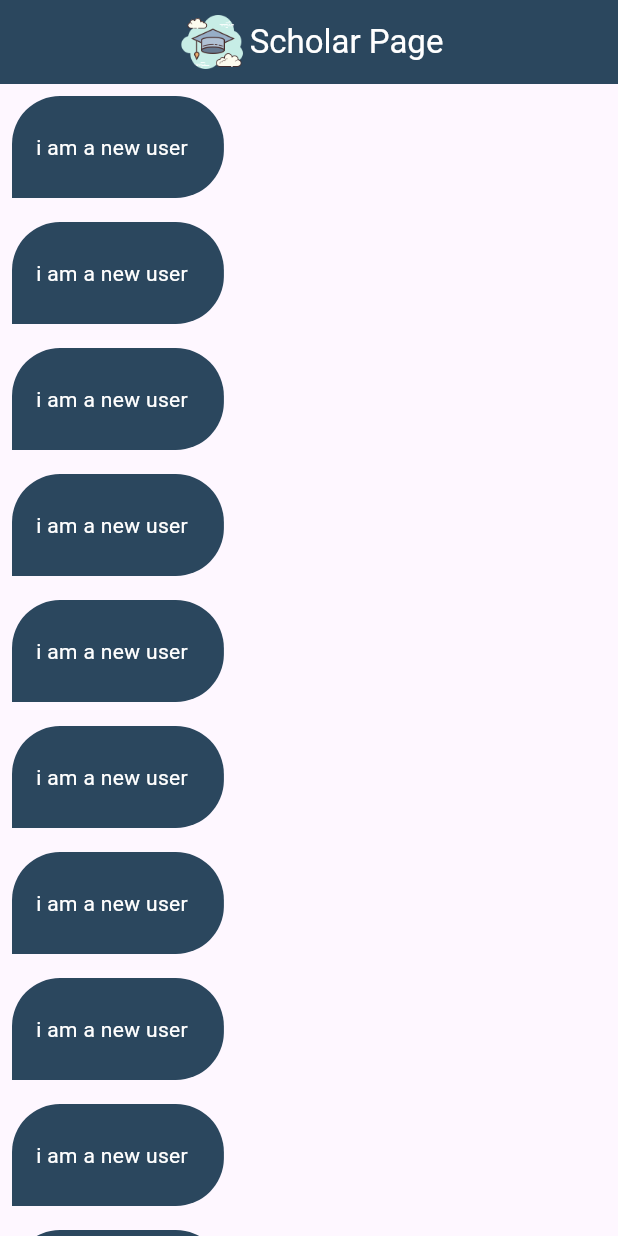
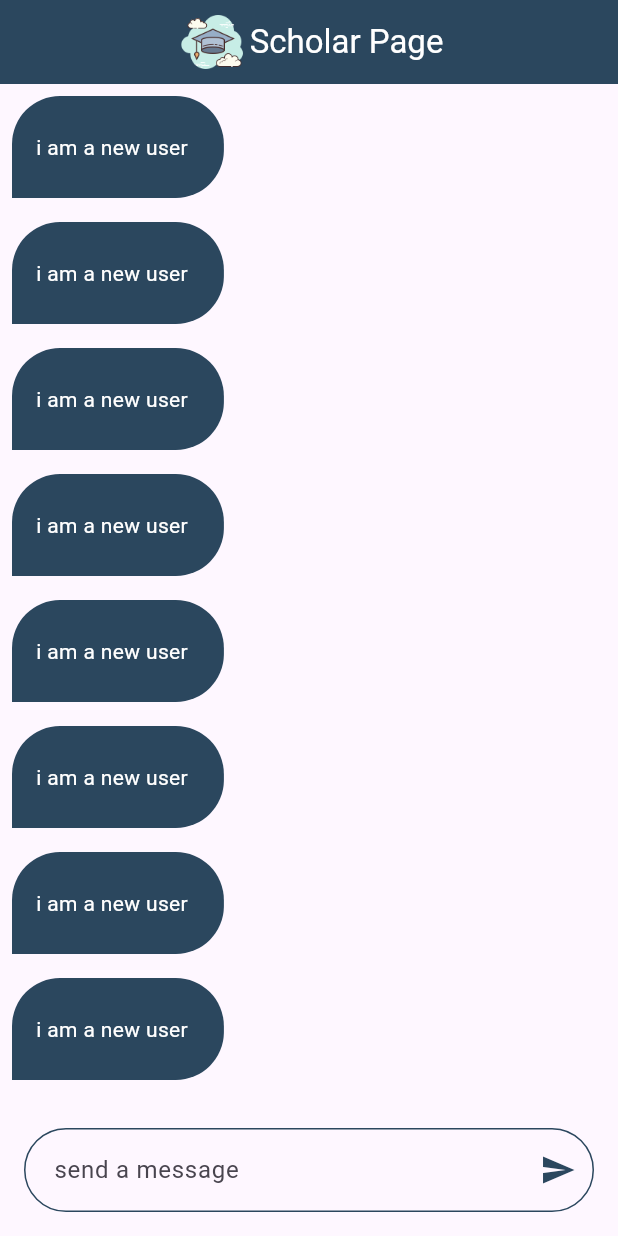
Before and after one commit to alpha9898/chatapp, a Flutter app: the ChatPage screen opened by its route, on a phone screen of 412 x 824 dp. Run offline on Flutter 3.47's test engine with Material 3 defaults, Android fonts, the phone set to English and light mode, and no system bars; our stand-ins replace firebase_auth, firebase_core, modal_progress_hud_nsn; missing offline and left inert: dart:ffi; accounts and stored records are empty.

Commit message:
Enhance chat page layout by adding a message input field; restructure body to use Column and Expanded for better UI organization

```diff
--- a/lib/pages/chat_page.dart
+++ b/lib/pages/chat_page.dart
@@ -26,9 +26,41 @@ class ChatPage extends StatelessWidget {
           ],
         ),
       ),
-      body: ListView.builder(itemBuilder: (context, index) {
-        return ChatBuble();
-      }),
+      body: Column(
+        children: [
+          Expanded(
+            child: ListView.builder(itemBuilder: (context, index) {
+              return ChatBuble();
+            }),
+          ),
+          const Padding(
+            padding: const EdgeInsets.all(16),
+            child: TextField(
+              decoration: const InputDecoration(
+                border: OutlineInputBorder(
+                  borderRadius: BorderRadius.all(
+                    Radius.circular(32),
+                  ),
+                ),
+                enabledBorder: OutlineInputBorder(
+                  borderRadius: BorderRadius.all(
+                    Radius.circular(32),
+                  ),
+                  borderSide: BorderSide(
+                    color: kPrimaryColor,
+                  ),
+                ),
+                hintText: 'send a message',
+                contentPadding: EdgeInsets.all(16),
+                suffixIcon: Icon(
+                  Icons.send,
+                  color: kPrimaryColor,
+                ),
+              ),
+            ),
+          ),
+        ],
+      ),
     );
   }
 }
```
